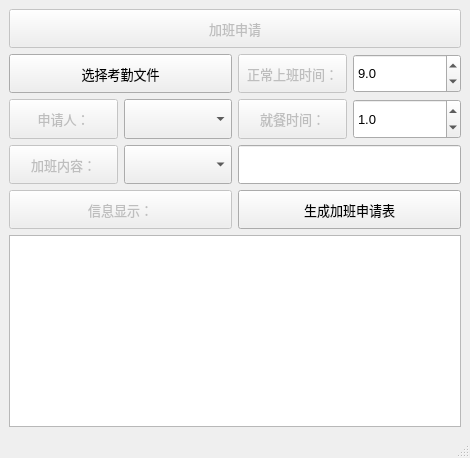
chen-huai/work, file pyqt5_test/OT_UI.ui: the form before one commit.
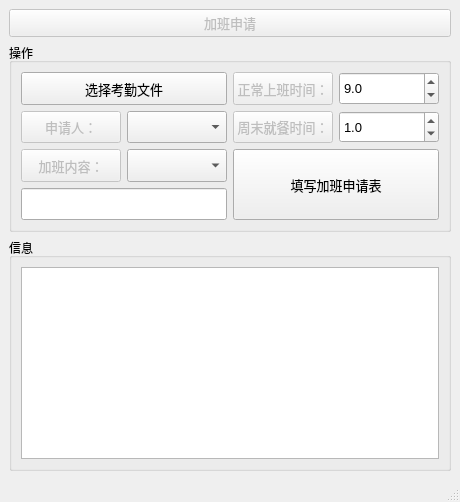
The form after the commit. Icons and pictures are not drawn.

Commit message: OT加班申请添加早上半天休假，晚上加班消息提醒

```diff
--- a/pyqt5_test/OT_UI.ui
+++ b/pyqt5_test/OT_UI.ui
@@ -6,8 +6,8 @@
    <rect>
     <x>0</x>
     <y>0</y>
-    <width>470</width>
-    <height>458</height>
+    <width>460</width>
+    <height>502</height>
    </rect>
   </property>
   <property name="windowTitle">
@@ -21,14 +21,14 @@
    <string>作者：Frank Chen</string>
   </property>
   <widget class="QWidget" name="centralwidget">
-   <layout class="QGridLayout" name="gridLayout">
-    <item row="1" column="2">
-     <widget class="QPushButton" name="pushButton_7">
+   <layout class="QGridLayout" name="gridLayout_3">
+    <item row="0" column="0">
+     <widget class="QPushButton" name="pushButton_3">
       <property name="enabled">
        <bool>false</bool>
       </property>
       <property name="sizePolicy">
-       <sizepolicy hsizetype="Expanding" vsizetype="Expanding">
+       <sizepolicy hsizetype="Expanding" vsizetype="Preferred">
         <horstretch>0</horstretch>
         <verstretch>0</verstretch>
        </sizepolicy>
@@ -39,11 +39,17 @@
        </font>
       </property>
       <property name="text">
-       <string>正常上班时间：</string>
+       <string>加班申请</string>
       </property>
      </widget>
     </item>
-    <item row="2" column="0">
+    <item row="1" column="0">
+     <widget class="QGroupBox" name="groupBox_2">
+      <property name="title">
+       <string>操作</string>
+      </property>
+      <layout class="QGridLayout" name="gridLayout_2">
+       <item row="1" column="0">
      <widget class="QPushButton" name="pushButton_5">
       <property name="enabled">
        <bool>false</bool>
@@ -64,7 +70,7 @@
       </property>
      </widget>
     </item>
-    <item row="2" column="1">
+       <item row="1" column="1">
      <widget class="QComboBox" name="comboBox_2">
       <property name="sizePolicy">
        <sizepolicy hsizetype="Expanding" vsizetype="Expanding">
@@ -82,28 +88,7 @@
       </property>
      </widget>
     </item>
-    <item row="2" column="2">
-     <widget class="QPushButton" name="pushButton_8">
-      <property name="enabled">
-       <bool>false</bool>
-      </property>
-      <property name="sizePolicy">
-       <sizepolicy hsizetype="Expanding" vsizetype="Expanding">
-        <horstretch>0</horstretch>
-        <verstretch>0</verstretch>
-       </sizepolicy>
-      </property>
-      <property name="font">
-       <font>
-        <pointsize>10</pointsize>
-       </font>
-      </property>
-      <property name="text">
-       <string>就餐时间：</string>
-      </property>
-     </widget>
-    </item>
-    <item row="3" column="0">
+       <item row="2" column="0">
      <widget class="QPushButton" name="pushButton_6">
       <property name="enabled">
        <bool>false</bool>
@@ -124,7 +109,7 @@
       </property>
      </widget>
     </item>
-    <item row="3" column="1">
+       <item row="2" column="1">
      <widget class="QComboBox" name="comboBox">
       <property name="sizePolicy">
        <sizepolicy hsizetype="Expanding" vsizetype="Expanding">
@@ -187,100 +172,7 @@
       </item>
      </widget>
     </item>
-    <item row="3" column="2" colspan="2">
-     <widget class="QLineEdit" name="lineEdit">
-      <property name="sizePolicy">
-       <sizepolicy hsizetype="Expanding" vsizetype="Expanding">
-        <horstretch>0</horstretch>
-        <verstretch>0</verstretch>
-       </sizepolicy>
-      </property>
-      <property name="font">
-       <font>
-        <pointsize>10</pointsize>
-       </font>
-      </property>
-      <property name="statusTip">
-       <string>加班内容自定义</string>
-      </property>
-     </widget>
-    </item>
-    <item row="5" column="0" colspan="4">
-     <widget class="QTextBrowser" name="textBrowser">
-      <property name="font">
-       <font>
-        <pointsize>10</pointsize>
-       </font>
-      </property>
-      <property name="statusTip">
-       <string>信息显示框</string>
-      </property>
-     </widget>
-    </item>
-    <item row="4" column="2" colspan="2">
-     <widget class="QPushButton" name="pushButton_2">
-      <property name="sizePolicy">
-       <sizepolicy hsizetype="Expanding" vsizetype="Expanding">
-        <horstretch>0</horstretch>
-        <verstretch>0</verstretch>
-       </sizepolicy>
-      </property>
-      <property name="font">
-       <font>
-        <pointsize>10</pointsize>
-       </font>
-      </property>
-      <property name="statusTip">
-       <string>生成加班申请表</string>
-      </property>
-      <property name="text">
-       <string>生成加班申请表</string>
-      </property>
-     </widget>
-    </item>
-    <item row="4" column="0" colspan="2">
-     <widget class="QPushButton" name="pushButton_4">
-      <property name="enabled">
-       <bool>false</bool>
-      </property>
-      <property name="sizePolicy">
-       <sizepolicy hsizetype="Expanding" vsizetype="Expanding">
-        <horstretch>0</horstretch>
-        <verstretch>0</verstretch>
-       </sizepolicy>
-      </property>
-      <property name="font">
-       <font>
-        <pointsize>10</pointsize>
-       </font>
-      </property>
-      <property name="text">
-       <string>信息显示：</string>
-      </property>
-     </widget>
-    </item>
-    <item row="0" column="0" colspan="4">
-     <widget class="QPushButton" name="pushButton_3">
-      <property name="enabled">
-       <bool>false</bool>
-      </property>
-      <property name="sizePolicy">
-       <sizepolicy hsizetype="Expanding" vsizetype="Expanding">
-        <horstretch>0</horstretch>
-        <verstretch>0</verstretch>
-       </sizepolicy>
-      </property>
-      <property name="font">
-       <font>
-        <pointsize>10</pointsize>
-       </font>
-      </property>
-      <property name="text">
-       <string>加班申请</string>
-      </property>
-     </widget>
-    </item>
-    <item row="1" column="0" colspan="2">
+       <item row="0" column="0" colspan="2">
      <widget class="QPushButton" name="pushButton">
       <property name="sizePolicy">
        <sizepolicy hsizetype="Expanding" vsizetype="Expanding">
@@ -301,7 +193,49 @@
       </property>
      </widget>
     </item>
-    <item row="1" column="3">
+       <item row="0" column="2">
+        <widget class="QPushButton" name="pushButton_7">
+         <property name="enabled">
+          <bool>false</bool>
+         </property>
+         <property name="sizePolicy">
+          <sizepolicy hsizetype="Expanding" vsizetype="Expanding">
+           <horstretch>0</horstretch>
+           <verstretch>0</verstretch>
+          </sizepolicy>
+         </property>
+         <property name="font">
+          <font>
+           <pointsize>10</pointsize>
+          </font>
+         </property>
+         <property name="text">
+          <string>正常上班时间：</string>
+         </property>
+        </widget>
+       </item>
+       <item row="1" column="2">
+        <widget class="QPushButton" name="pushButton_8">
+         <property name="enabled">
+          <bool>false</bool>
+         </property>
+         <property name="sizePolicy">
+          <sizepolicy hsizetype="Expanding" vsizetype="Expanding">
+           <horstretch>0</horstretch>
+           <verstretch>0</verstretch>
+          </sizepolicy>
+         </property>
+         <property name="font">
+          <font>
+           <pointsize>10</pointsize>
+          </font>
+         </property>
+         <property name="text">
+          <string>周末就餐时间：</string>
+         </property>
+        </widget>
+       </item>
+       <item row="0" column="3">
      <widget class="QDoubleSpinBox" name="doubleSpinBox">
       <property name="sizePolicy">
        <sizepolicy hsizetype="Minimum" vsizetype="Expanding">
@@ -337,7 +271,7 @@
       </property>
      </widget>
     </item>
-    <item row="2" column="3">
+       <item row="1" column="3">
      <widget class="QDoubleSpinBox" name="doubleSpinBox_2">
       <property name="sizePolicy">
        <sizepolicy hsizetype="Expanding" vsizetype="Expanding">
@@ -373,6 +307,75 @@
       </property>
      </widget>
     </item>
+       <item row="3" column="0" colspan="2">
+        <widget class="QLineEdit" name="lineEdit">
+         <property name="sizePolicy">
+          <sizepolicy hsizetype="Expanding" vsizetype="Expanding">
+           <horstretch>0</horstretch>
+           <verstretch>0</verstretch>
+          </sizepolicy>
+         </property>
+         <property name="font">
+          <font>
+           <pointsize>10</pointsize>
+          </font>
+         </property>
+         <property name="statusTip">
+          <string>加班内容自定义</string>
+         </property>
+        </widget>
+       </item>
+       <item row="2" column="2" rowspan="2" colspan="2">
+        <widget class="QPushButton" name="pushButton_2">
+         <property name="sizePolicy">
+          <sizepolicy hsizetype="Expanding" vsizetype="Expanding">
+           <horstretch>0</horstretch>
+           <verstretch>0</verstretch>
+          </sizepolicy>
+         </property>
+         <property name="font">
+          <font>
+           <pointsize>10</pointsize>
+          </font>
+         </property>
+         <property name="statusTip">
+          <string>生成加班申请表</string>
+         </property>
+         <property name="text">
+          <string>填写加班申请表</string>
+         </property>
+        </widget>
+       </item>
+      </layout>
+     </widget>
+    </item>
+    <item row="2" column="0">
+     <widget class="QGroupBox" name="groupBox">
+      <property name="sizePolicy">
+       <sizepolicy hsizetype="Expanding" vsizetype="Expanding">
+        <horstretch>0</horstretch>
+        <verstretch>0</verstretch>
+       </sizepolicy>
+      </property>
+      <property name="title">
+       <string>信息</string>
+      </property>
+      <layout class="QGridLayout" name="gridLayout">
+       <item row="0" column="0">
+        <widget class="QTextBrowser" name="textBrowser">
+         <property name="font">
+          <font>
+           <pointsize>10</pointsize>
+          </font>
+         </property>
+         <property name="statusTip">
+          <string>信息显示框</string>
+         </property>
+        </widget>
+       </item>
+      </layout>
+     </widget>
+    </item>
    </layout>
   </widget>
   <widget class="QMenuBar" name="menubar">
```
Left out of the diff: 15 changed lines with no effect on the pictures. Lines whose indentation alone changed are shown as unchanged. The commit also changes 2 other files.
